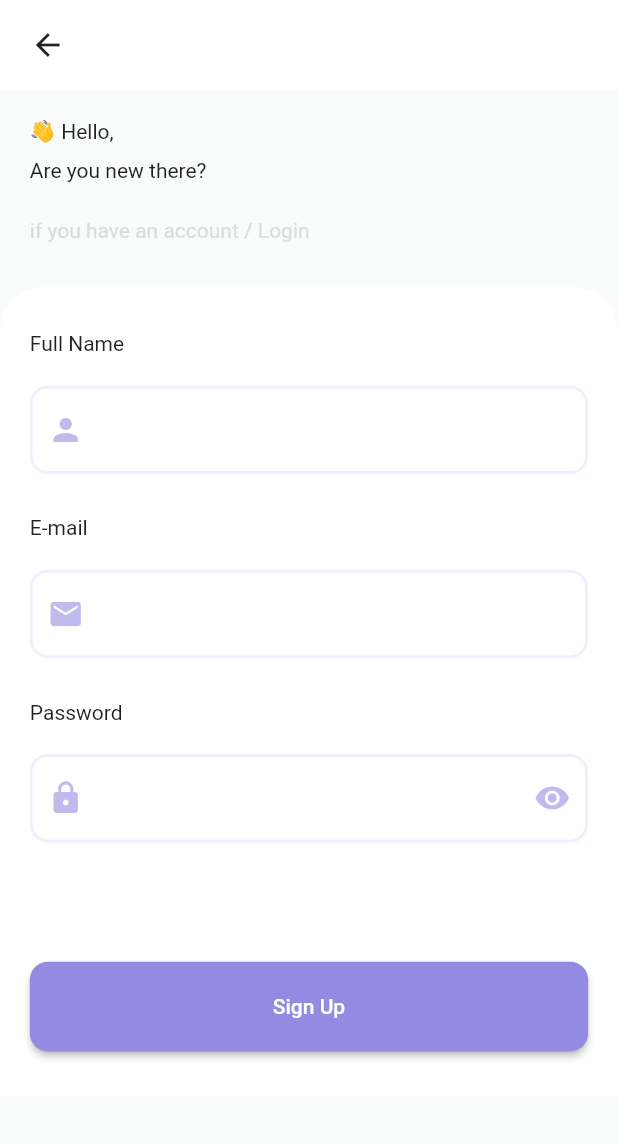
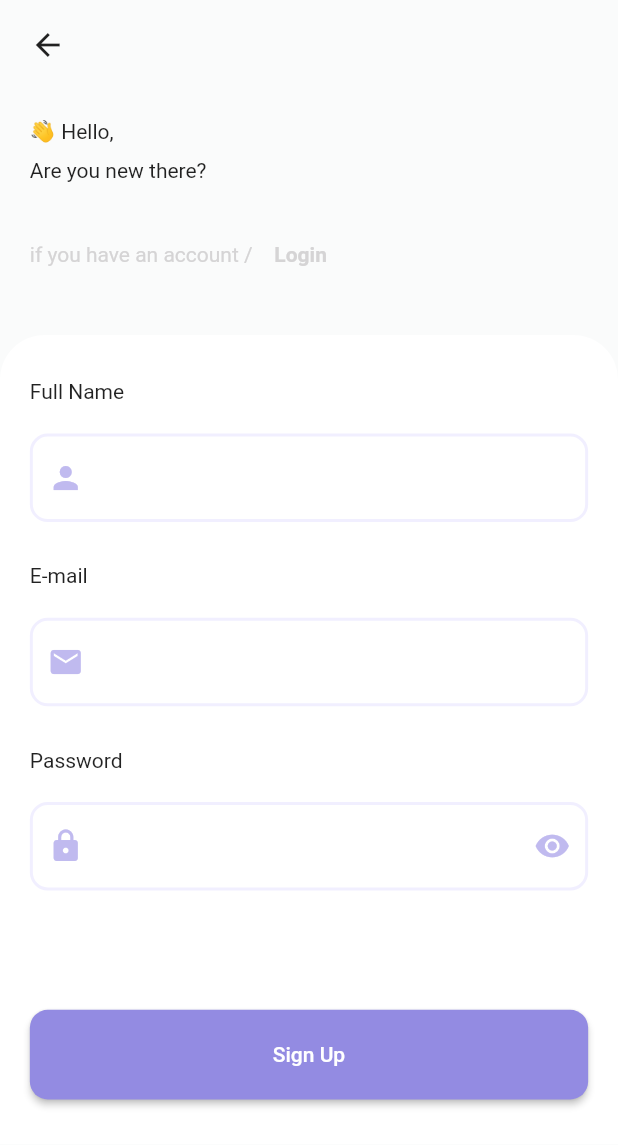
Before and after one commit to davidfffelix/desafio_3, a Flutter app: the screen it shows after launch, on a phone screen of 412 x 824 dp. Shown: the top 1145 px of the screen. Run offline on Flutter 3.47's test engine with Material 2 defaults, Android fonts, the phone set to English and light mode, and no system bars.

Commit message:
Update file HeaderPageComponent

```diff
--- a/lib/login_page/header_page_component.dart
+++ b/lib/components/header_page_component.dart
@@ -11,7 +11,7 @@ class HeaderPageComponent extends StatelessWidget {
 
   final String firstRow;
   final String secondRow;
-  final String thirdRow;
+  final Widget thirdRow;
 
   @override
   Widget build(BuildContext context) {
@@ -37,12 +37,7 @@ class HeaderPageComponent extends StatelessWidget {
               SizedBox(
                 height: Responsivity.automatic(24, mediaQueryData),
               ),
-              Text(
-                thirdRow,
-                style: const TextStyle(
-                  color: Color(0xffDADBDB),
-                ),
-              ),
+              thirdRow,
             ],
           ),
         ),
--- a/lib/home/home_page.dart
+++ b/lib/home/home_page.dart
@@ -1,7 +1,8 @@
 import 'package:flutter/material.dart';
 import '../components/pages_app_bar_widget.dart';
 import '../components/body_home_page_component.dart';
-import '../login_page/header_page_component.dart';
+import '../components/header_page_component.dart';
+import '../login_page/login_page.dart';
 
 class HomePage extends StatelessWidget {
   const HomePage({super.key});
@@ -11,7 +12,7 @@ class HomePage extends StatelessWidget {
     return Scaffold(
       backgroundColor: const Color(0xffFAFBFB),
       appBar: PagesAppBarWidget(
-        appBarColor: Colors.white,
+        appBarColor: const Color(0xffFAFBFB),
         leading: GestureDetector(
           child: const Icon(
             Icons.arrow_back,
@@ -28,11 +29,36 @@ class HomePage extends StatelessWidget {
       body: SingleChildScrollView(
         child: Column(
           crossAxisAlignment: CrossAxisAlignment.start,
-          children: const [
+          children: [
             HeaderPageComponent(
               firstRow: '👋 Hello,',
               secondRow: 'Are you new there?',
-              thirdRow: 'if you have an account / Login',
+              thirdRow: Row(
+                children: [
+                  const Text(
+                    'if you have an account /',
+                    style: TextStyle(
+                      color: Color(0xffD5D4D5),
+                    ),
+                  ),
+                  TextButton(
+                    child: const Text(
+                      'Login',
+                      style: TextStyle(
+                        color: Color(0xffD5D4D5),
+                        fontWeight: FontWeight.bold,
+                      ),
+                    ),
+                    onPressed: () {
+                      Navigator.of(context).push(
+                        MaterialPageRoute(
+                          builder: (context) => const LoginPage(),
+                        ),
+                      );
+                    },
+                  ),
+                ],
+              ),
             ),
             BodyHomePageComponent(),
           ],
--- a/lib/login_page/login_page.dart
+++ b/lib/login_page/login_page.dart
@@ -2,7 +2,7 @@ import 'package:flutter/material.dart';
 import '../components/pages_app_bar_widget.dart';
 import '../home/home_page.dart';
 import 'body_login_page.component.dart';
-import 'header_page_component.dart';
+import '../components/header_page_component.dart';
 
 class LoginPage extends StatelessWidget {
   const LoginPage({super.key});
@@ -13,7 +13,7 @@ class LoginPage extends StatelessWidget {
       child: Scaffold(
         backgroundColor: const Color(0xffFAFBFB),
         appBar: PagesAppBarWidget(
-          appBarColor: Colors.white,
+          appBarColor: const Color(0xffFAFBFB),
           leading: GestureDetector(
             child: const Icon(
               Icons.arrow_back,
@@ -34,7 +34,7 @@ class LoginPage extends StatelessWidget {
               HeaderPageComponent(
                 firstRow: '😎 Setting up your',
                 secondRow: 'profile',
-                thirdRow: 'Add your profile photo',
+                thirdRow: Text('Add your profile photo'),
               ),
               BodyLoginPageComponent(),
             ],
```
Also changed, not shown: lib/components/pages_text_fied_widget.dart (deleted, +0 -10 lines), lib/components/pages_text_field_widget.dart (added, +32 -0 lines), lib/home/header_home_page_component.dart (+62 -62 lines).
